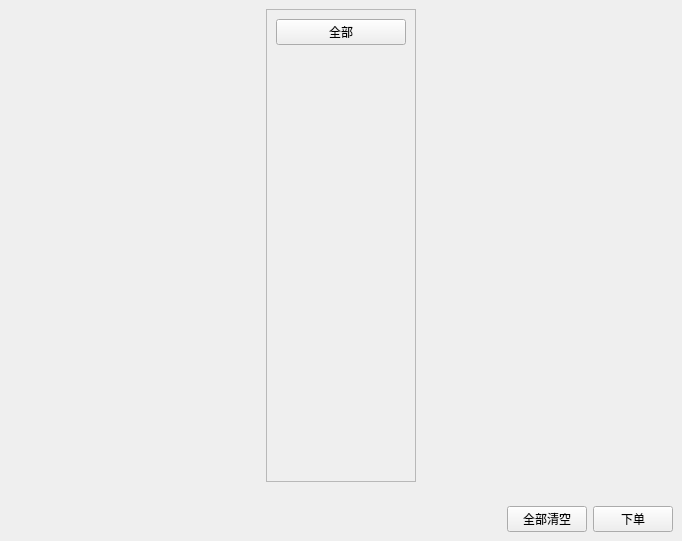
Above: client/clientinterface.ui from Li-Yaosong/BuffetMealsSystem before the change. Below: the same form after it.
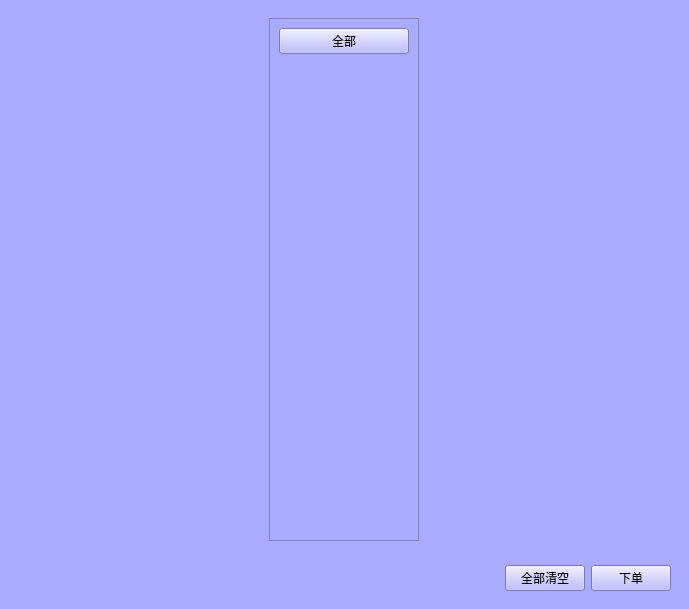
That is the form after the change.

Diff of the .ui file:
```diff
--- a/client/clientinterface.ui
+++ b/client/clientinterface.ui
@@ -6,8 +6,8 @@
    <rect>
     <x>0</x>
     <y>0</y>
-    <width>682</width>
-    <height>541</height>
+    <width>689</width>
+    <height>609</height>
    </rect>
   </property>
   <property name="minimumSize">
@@ -33,6 +33,12 @@
     <number>0</number>
    </property>
    <item>
+    <widget class="QWidget" name="widget_3" native="true">
+     <property name="styleSheet">
+      <string notr="true">background-color: rgb(170, 170, 255);</string>
+     </property>
+     <layout class="QVBoxLayout" name="verticalLayout_3">
+      <item>
     <widget class="QWidget" name="widget_2" native="true">
      <layout class="QHBoxLayout" name="horizontalLayout">
       <item>
@@ -52,7 +58,7 @@
            <x>0</x>
            <y>0</y>
            <width>148</width>
-           <height>459</height>
+              <height>486</height>
           </rect>
          </property>
          <layout class="QVBoxLayout" name="verticalLayout_2">
@@ -111,6 +117,9 @@
         <property name="text">
          <string>下单</string>
         </property>
+          </widget>
+         </item>
+        </layout>
        </widget>
       </item>
      </layout>
```
Lines whose indentation alone changed are shown as unchanged.
